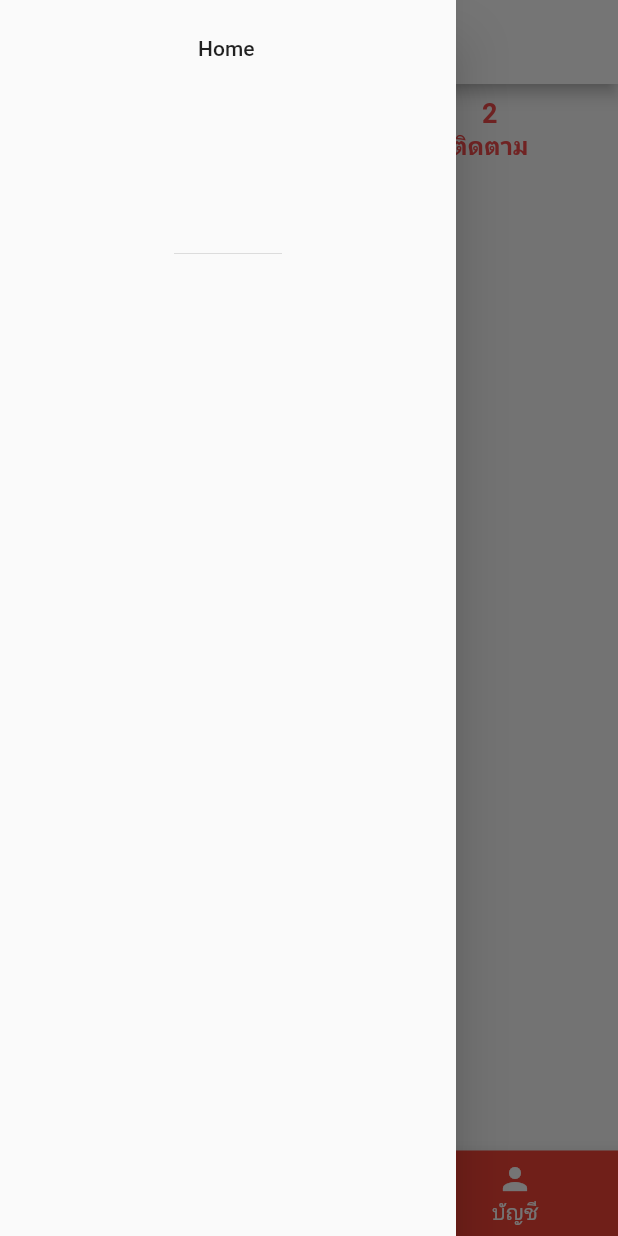
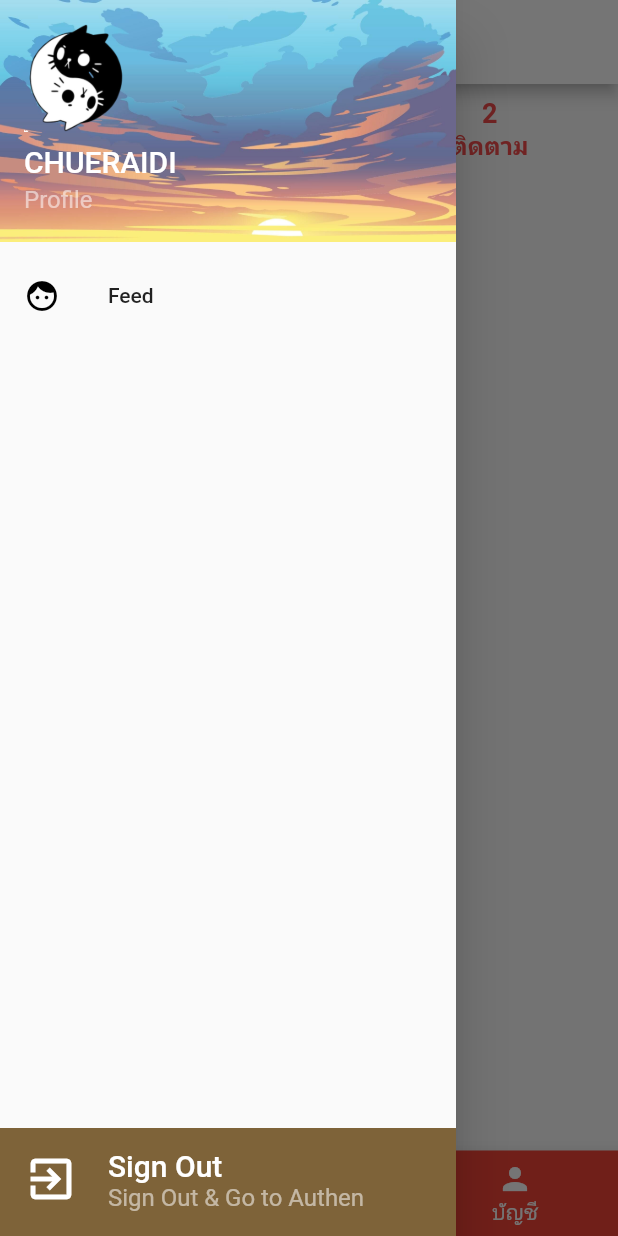
Before and after one commit to chueraidi/PetsDart, a Flutter app: the Home screen opened directly, item 4 of the bottom bar chosen, with the side drawer open, on a phone screen of 412 x 824 dp. Run offline on Flutter 3.47's test engine with Material 2 defaults, Android fonts, the light colour scheme and no system bars; missing offline and left inert: dart:ffi, dart:html; network calls fail.

Commit message:
first commit

```diff
--- a/pest/lib/states/home.dart
+++ b/pest/lib/states/home.dart
@@ -1,8 +1,8 @@
 import 'dart:ffi';
-
+import 'dart:html';
 
 import 'package:flutter/material.dart';
-
+import 'package:pest/main.dart';
 
 import 'package:pest/states/page2.dart';
 import 'package:pest/states/page1.dart';
@@ -11,11 +11,13 @@ import 'package:pest/widget/show_header_drawer.dart';
 import 'package:pest/widget/show_icon_button.dart';
 import 'package:pest/widget/show_text.dart';
 
-
+import '../widget/my_style.dart';
 
 class Home extends StatefulWidget {
-  const Home ({
-    Key? key, Function()? onTap, required Container child,
+  const Home({
+    Key? key,
+    Function()? onTap,
+    required Container child,
   }) : super(key: key);
 
   @override
@@ -32,13 +34,29 @@ class _HomeState extends State<Home> {
   ];
   final scaffoldKey = GlobalKey<ScaffoldState>();
 
+  // var currentAccountPicture;
+
+  // late String name , email;
+  // @override
+  // void initState() {
+  //   // TODO: implement initState
+  //   super.initState();
+  //   findNameAnEmail();
+  // }
+
+  // Future<Null> findNameAnEmail()async{
+  //   var event;
+  //   setState(() {
+  // name = event.displayName;
+  // email = event.email;
+// });
+//   }
+
   @override
   Widget build(BuildContext context) {
     return Scaffold(
       key: scaffoldKey,
       appBar: AppBar(
-
-
         foregroundColor: Color.fromARGB(255, 255, 0, 0),
         backgroundColor: Colors.white,
         leading: showIconButton(
@@ -49,23 +67,91 @@ class _HomeState extends State<Home> {
           },
           iconData: Icons.segment,
         ),
-        title: showText(text: 'Pets',),
+        title: showText(
+          text: 'Pets',
+        ),
         centerTitle: true,
       ),
-      drawer: ShowheaderDrawer(),
-      body:
-      Center(
-        child: widgetOptions[currentIndex]
+      drawer: Drawer(
+        child: Stack(
+          children: [
+            Column(
+              children: [
+                buildUserAccountsDrawerHeader(),
+                ListTile(
+                  leading: Icon(
+                    Icons.face,
+                    color: Color.fromARGB(255, 0, 0, 0),
+                  ),
+                  title: Text('Feed'),
+                  onTap: () {
+
+                  },
+                ),
+              ],
+            ),
+            buildSignOut(),
+          ],
+        ),
       ),
-      bottomNavigationBar: BottomNavigationBar( items: const [
-        BottomNavigationBarItem(backgroundColor: Colors.red, icon: Icon(Icons.home),label: 'หน้าแรก'),
-        BottomNavigationBarItem(backgroundColor: Colors.red, icon: Icon(Icons.lightbulb),label: 'เรื่องน่ารู้'),
-        BottomNavigationBarItem(backgroundColor: Colors.red, icon: Icon(Icons.chrome_reader_mode),label: 'ไดเรคเทอรี'),
-        BottomNavigationBarItem(backgroundColor: Colors.red, icon: Icon(Icons.person),label: 'บัญชี'),
-      ],
-      currentIndex: currentIndex,
-      onTap: (index) => setState(() => currentIndex = index),
+      body: Center(child: widgetOptions[currentIndex]),
+      bottomNavigationBar: BottomNavigationBar(
+        items: const [
+          BottomNavigationBarItem(
+              backgroundColor: Colors.red,
+              icon: Icon(Icons.home),
+              label: 'หน้าแรก'),
+          BottomNavigationBarItem(
+              backgroundColor: Colors.red,
+              icon: Icon(Icons.lightbulb),
+              label: 'เรื่องน่ารู้'),
+          BottomNavigationBarItem(
+              backgroundColor: Colors.red,
+              icon: Icon(Icons.chrome_reader_mode),
+              label: 'ไดเรคเทอรี'),
+          BottomNavigationBarItem(
+              backgroundColor: Colors.red,
+              icon: Icon(Icons.person),
+              label: 'บัญชี'),
+        ],
+        currentIndex: currentIndex,
+        onTap: (index) => setState(() => currentIndex = index),
       ),
     );
   }
+
+  UserAccountsDrawerHeader buildUserAccountsDrawerHeader() {
+    return UserAccountsDrawerHeader(
+      decoration: BoxDecoration(
+        image: DecorationImage(
+            image: AssetImage('assets/images/tong.png'), fit: BoxFit.cover),
+      ),
+      accountName: MyStyle().titleH2white('CHUERAIDI'),
+      accountEmail: MyStyle().titleH3('Profile'),
+      currentAccountPicture: Image.asset('assets/images/logo.png'),
+    );
+  }
+
+  Column buildSignOut() {
+    return Column(
+      mainAxisAlignment: MainAxisAlignment.end,
+      children: [
+        ListTile(
+          onTap: () async {
+            await LoginPage();
+            Navigator.of(context).pushReplacement(
+                MaterialPageRoute(builder: (_) => LoginPage()));
+          },
+          tileColor: MyStyle().darkColor,
+          leading: Icon(
+            Icons.exit_to_app,
+            color: Colors.white,
+            size: 36,
+          ),
+          title: MyStyle().titleH2white('Sign Out'),
+          subtitle: MyStyle().titleH3('Sign Out & Go to Authen'),
+        ),
+      ],
+    );
+  }
 }
--- /dev/null
+++ b/pest/lib/widget/my_style.dart
@@ -0,0 +1,49 @@
+import 'package:flutter/material.dart';
+
+
+class MyStyle {
+  Color darkColor = Color(0xff7e6339);
+  Color primaryColor = Color(0xffaf9064);
+  Color lightColor = Color(0xffe2c092);
+
+  TextStyle redBoldStyle() => TextStyle(
+    color: Colors.red.shade700,
+    fontWeight: FontWeight.bold
+  );
+
+  Widget titleH2white(String string) => Text(
+    string,
+    style: TextStyle(
+      fontSize: 20,
+      fontWeight: FontWeight.w500,
+      color: Colors.white,
+    ),
+  );
+  Widget titleH2(String string) => Text(
+    string,
+    style: TextStyle(
+      fontSize: 20,
+      fontWeight: FontWeight.w500,
+      color: darkColor,
+    ),
+  );
+  Widget titleH3(String string) => Text(
+    string,
+    style: TextStyle(
+      fontSize: 16,
+      // fontWeight: FontWeight.bold,
+      color: Colors.white54,
+    ),
+  );
+  Widget titleH3white(String string) => Text(
+    string,
+    style: TextStyle(
+      fontSize: 16,
+      // fontWeight: FontWeight.bold,
+      color: darkColor,
+    ),
+  );
+
+
+
+}
--- a/pest/lib/widget/show_header_drawer.dart
+++ b/pest/lib/widget/show_header_drawer.dart
@@ -1,4 +1,5 @@
 import 'package:flutter/material.dart';
+import 'package:pest/widget/my_style.dart';
 import 'package:pest/widget/show_text.dart';
 
 class ShowheaderDrawer extends StatelessWidget {
@@ -7,16 +8,14 @@ class ShowheaderDrawer extends StatelessWidget {
   @override
   Widget build(BuildContext context) {
     return Drawer(
-      child: Padding(
-        padding: const EdgeInsets.all(8.0),
-        child: Column(children: [
-          DrawerHeader(
-            child: Container(width: 40,
-              child: showText(text: 'Home',),
+            child: Column(mainAxisAlignment: MainAxisAlignment.end,
+              children: [
+                ListTile(
+                  leading: Icon(Icons.exit_to_app),
+                  title: MyStyle().titleH2('Sign Out'),
+                ),
+              ],
             ),
-          )
-        ]),
-      ),
     );
   }
 }
--- a/pest/pubspec.yaml
+++ b/pest/pubspec.yaml
@@ -38,7 +38,7 @@ dependencies:
   # The following adds the Cupertino Icons font to your application.
   # Use with the CupertinoIcons class for iOS style icons.
   cupertino_icons: ^1.0.2
-  # image_picker: ^0.8.7
+
 
 
 dev_dependencies:
```
Also changed, not shown: pest/assets/images/klong.png (added), pest/assets/images/tong.png (added).
